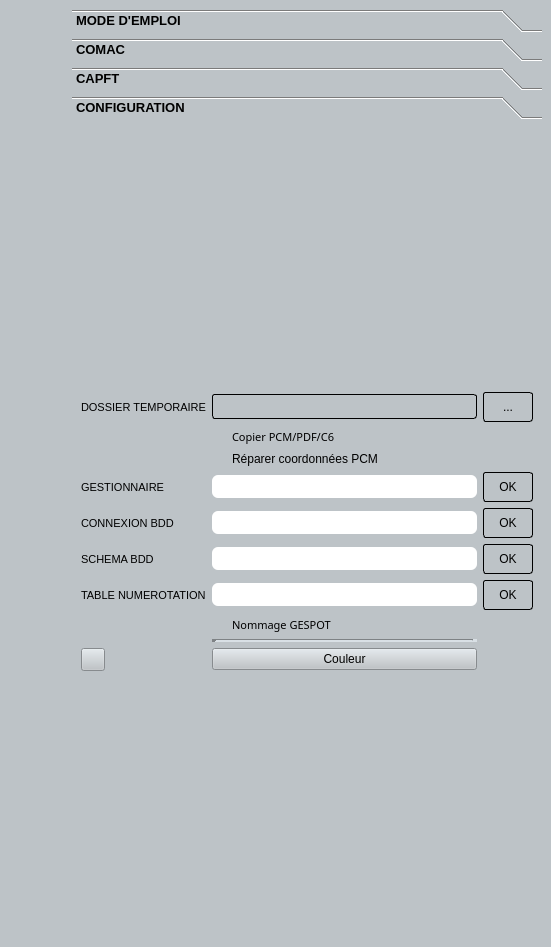
First picture: the form in control_comac_dockwidget_base.ui, repository sducournau/controle_comac, before the edit.
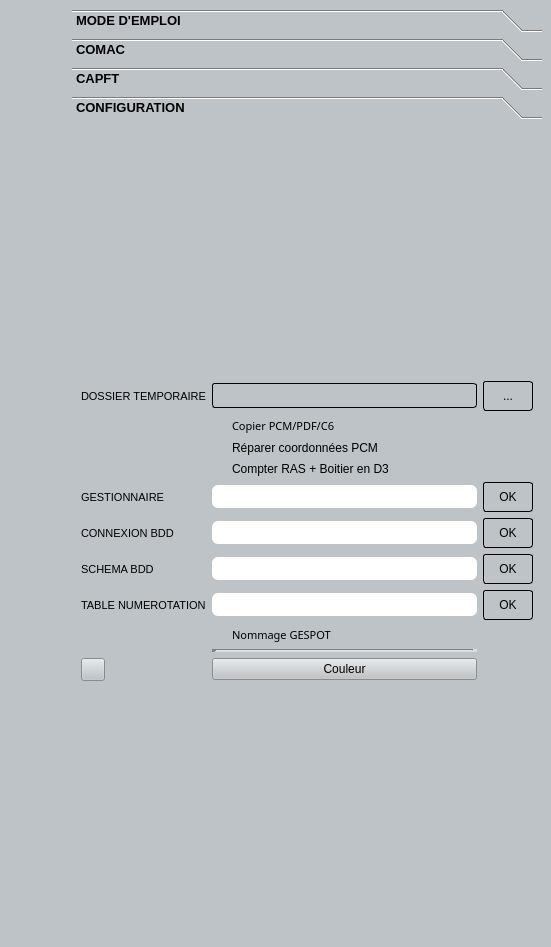
Second picture: the form after the edit. The open tabs and pages were chosen to show the change. Icons and pictures are not drawn. Custom widgets are drawn as their Qt base class.

Commit message: option d3 pour boitier fibre

The edit to the form file:
```diff
--- a/control_comac_dockwidget_base.ui
+++ b/control_comac_dockwidget_base.ui
@@ -2219,8 +2219,8 @@
         <rect>
          <x>0</x>
          <y>0</y>
-         <width>458</width>
-         <height>729</height>
+         <width>463</width>
+         <height>768</height>
         </rect>
        </property>
        <attribute name="label">
@@ -2242,115 +2242,7 @@
               <property name="sizeConstraint">
                <enum>QLayout::SetNoConstraint</enum>
               </property>
-              <item row="3" column="1">
-               <widget class="QLineEdit" name="lineEdit_config_gestionnaire">
-                <property name="font">
-                 <font>
-                  <family>Segoe UI</family>
-                  <pointsize>10</pointsize>
-                  <weight>75</weight>
-                  <bold>true</bold>
-                 </font>
-                </property>
-                <property name="styleSheet">
-                 <string notr="true">QLineEdit
-{
- background-color:white;
-color: black;
-border-radius: 6px;
-padding: 3px 3px 3px 3px;
-
-}
-QLineEdit:Active
-{
- border: 1px solid black;
-
-
-}
-QLineEdit:Inactive
-{
- border: 0px solid black;
-
-
-}
-
-QLineEdit:hover
-{
-
-border: 2px solid black;
-
-
-}
-
-
-
-</string>
-                </property>
-                <property name="text">
-                 <string/>
-                </property>
-               </widget>
-              </item>
-              <item row="6" column="2">
-               <widget class="QPushButton" name="pushButton_config_connexionbdd_tablenum">
-                <property name="minimumSize">
-                 <size>
-                  <width>0</width>
-                  <height>30</height>
-                 </size>
-                </property>
-                <property name="baseSize">
-                 <size>
-                  <width>0</width>
-                  <height>30</height>
-                 </size>
-                </property>
-                <property name="styleSheet">
-                 <string notr="true">QPushButton
-{
- background-color:#bdc3c7;
-border: 1px solid black;
-border-radius: 3px;
-padding: 3px 3px 3px 3px;
-color:black;
-
-}
-
-QPushButton:Active
-{
-
-border: 1px solid black;
-
-
-}
-QPushButton:hover
-{
-
-border: 2px solid black;
-
-}
-
-
-
-
-</string>
-                </property>
-                <property name="text">
-                 <string>OK</string>
-                </property>
-               </widget>
-              </item>
               <item row="8" column="1">
-               <widget class="Line" name="line">
-                <property name="lineWidth">
-                 <number>5</number>
-                </property>
-                <property name="orientation">
-                 <enum>Qt::Horizontal</enum>
-                </property>
-               </widget>
-              </item>
-              <item row="7" column="1">
                <widget class="QCheckBox" name="checkBox_numerotation">
                 <property name="font">
                  <font>
@@ -2368,7 +2260,7 @@
                 </property>
                </widget>
               </item>
-              <item row="4" column="0">
+              <item row="5" column="0">
                <widget class="QLabel" name="label_3">
                 <property name="font">
                  <font>
@@ -2394,6 +2286,55 @@
                 </property>
                </widget>
               </item>
+              <item row="4" column="1">
+               <widget class="QLineEdit" name="lineEdit_config_gestionnaire">
+                <property name="font">
+                 <font>
+                  <family>Segoe UI</family>
+                  <pointsize>10</pointsize>
+                  <weight>75</weight>
+                  <bold>true</bold>
+                 </font>
+                </property>
+                <property name="styleSheet">
+                 <string notr="true">QLineEdit
+{
+ background-color:white;
+color: black;
+border-radius: 6px;
+padding: 3px 3px 3px 3px;
+
+}
+QLineEdit:Active
+{
+ border: 1px solid black;
+
+
+}
+QLineEdit:Inactive
+{
+ border: 0px solid black;
+
+
+}
+
+QLineEdit:hover
+{
+
+border: 2px solid black;
+
+
+}
+
+
+
+</string>
+                </property>
+                <property name="text">
+                 <string/>
+                </property>
+               </widget>
+              </item>
               <item row="0" column="2">
                <widget class="QPushButton" name="pushButton_export_dir">
                 <property name="minimumSize">
@@ -2445,70 +2386,8 @@
                 </property>
                </widget>
               </item>
-              <item row="4" column="1">
-               <widget class="QLineEdit" name="lineEdit_config_connexionbdd">
-                <property name="font">
-                 <font>
-                  <family>Segoe UI</family>
-                  <pointsize>10</pointsize>
-                  <weight>75</weight>
-                  <bold>true</bold>
-                 </font>
-                </property>
-                <property name="styleSheet">
-                 <string notr="true">QLineEdit
-{
- background-color:white;
-color: black;
-border-radius: 6px;
-padding: 3px 3px 3px 3px;
-
-}
-QLineEdit:Active
-{
- border: 1px solid black;
-
-
-}
-QLineEdit:Inactive
-{
- border: 0px solid black;
-
-
-}
-
-QLineEdit:hover
-{
-
-border: 2px solid black;
-
-
-}
-
-
-
-</string>
-                </property>
-                <property name="text">
-                 <string/>
-                </property>
-               </widget>
-              </item>
-              <item row="5" column="0">
-               <widget class="QLabel" name="label_4">
-                <property name="font">
-                 <font>
-                  <family>Segoe UI</family>
-                  <pointsize>8</pointsize>
-                 </font>
-                </property>
-                <property name="text">
-                 <string>SCHEMA BDD</string>
-                </property>
-               </widget>
-              </item>
-              <item row="5" column="2">
-               <widget class="QPushButton" name="pushButton_config_connexionbdd_schema">
+              <item row="7" column="2">
+               <widget class="QPushButton" name="pushButton_config_connexionbdd_tablenum">
                 <property name="minimumSize">
                  <size>
                   <width>0</width>
@@ -2556,118 +2435,17 @@
                 </property>
                </widget>
               </item>
-              <item row="4" column="2">
-               <widget class="QPushButton" name="pushButton_config_connexionbdd">
-                <property name="minimumSize">
-                 <size>
-                  <width>0</width>
-                  <height>30</height>
-                 </size>
+              <item row="9" column="1">
+               <widget class="Line" name="line">
+                <property name="lineWidth">
+                 <number>5</number>
                 </property>
-                <property name="baseSize">
-                 <size>
-                  <width>0</width>
-                  <height>30</height>
-                 </size>
+                <property name="orientation">
+                 <enum>Qt::Horizontal</enum>
                 </property>
-                <property name="styleSheet">
-                 <string notr="true">QPushButton
-{
- background-color:#bdc3c7;
-border: 1px solid black;
-border-radius: 3px;
-padding: 3px 3px 3px 3px;
-color:black;
-
-}
-
-QPushButton:Active
-{
-
-border: 1px solid black;
-
-
-}
-QPushButton:hover
-{
-
-border: 2px solid black;
-
-}
-
-
-
-
-</string>
-                </property>
-                <property name="text">
-                 <string>OK</string>
-                </property>
                </widget>
               </item>
-              <item row="6" column="0">
-               <widget class="QLabel" name="label_5">
-                <property name="font">
-                 <font>
-                  <family>Segoe UI</family>
-                  <pointsize>8</pointsize>
-                 </font>
-                </property>
-                <property name="text">
-                 <string>TABLE NUMEROTATION</string>
-                </property>
-               </widget>
-              </item>
-              <item row="3" column="2">
-               <widget class="QPushButton" name="pushButton_config_gestionnaire">
-                <property name="minimumSize">
-                 <size>
-                  <width>0</width>
-                  <height>30</height>
-                 </size>
-                </property>
-                <property name="baseSize">
-                 <size>
-                  <width>0</width>
-                  <height>30</height>
-                 </size>
-                </property>
-                <property name="styleSheet">
-                 <string notr="true">QPushButton
-{
- background-color:#bdc3c7;
-border: 1px solid black;
-border-radius: 3px;
-padding: 3px 3px 3px 3px;
-color:black;
-
-}
-
-QPushButton:Active
-{
-
-border: 1px solid black;
-
-
-}
-QPushButton:hover
-{
-
-border: 2px solid black;
-
-}
-
-
-
-
-</string>
-                </property>
-                <property name="text">
-                 <string>OK</string>
-                </property>
-               </widget>
-              </item>
-              <item row="9" column="0">
+              <item row="10" column="0">
                <widget class="QgsColorButton" name="mColorButton">
                 <property name="color">
                  <color>
@@ -2684,7 +2462,216 @@
                 </property>
                </widget>
               </item>
-              <item row="9" column="1">
+              <item row="6" column="1">
+               <widget class="QLineEdit" name="lineEdit_config_connexionbdd_schema">
+                <property name="font">
+                 <font>
+                  <family>Segoe UI</family>
+                  <pointsize>10</pointsize>
+                  <weight>75</weight>
+                  <bold>true</bold>
+                 </font>
+                </property>
+                <property name="styleSheet">
+                 <string notr="true">QLineEdit
+{
+ background-color:white;
+color: black;
+border-radius: 6px;
+padding: 3px 3px 3px 3px;
+
+}
+QLineEdit:Active
+{
+ border: 1px solid black;
+
+
+}
+QLineEdit:Inactive
+{
+ border: 0px solid black;
+
+
+}
+
+QLineEdit:hover
+{
+
+border: 2px solid black;
+
+
+}
+
+
+
+</string>
+                </property>
+                <property name="text">
+                 <string/>
+                </property>
+               </widget>
+              </item>
+              <item row="5" column="2">
+               <widget class="QPushButton" name="pushButton_config_connexionbdd">
+                <property name="minimumSize">
+                 <size>
+                  <width>0</width>
+                  <height>30</height>
+                 </size>
+                </property>
+                <property name="baseSize">
+                 <size>
+                  <width>0</width>
+                  <height>30</height>
+                 </size>
+                </property>
+                <property name="styleSheet">
+                 <string notr="true">QPushButton
+{
+ background-color:#bdc3c7;
+border: 1px solid black;
+border-radius: 3px;
+padding: 3px 3px 3px 3px;
+color:black;
+
+}
+
+QPushButton:Active
+{
+
+border: 1px solid black;
+
+
+}
+QPushButton:hover
+{
+
+border: 2px solid black;
+
+}
+
+
+
+
+</string>
+                </property>
+                <property name="text">
+                 <string>OK</string>
+                </property>
+               </widget>
+              </item>
+              <item row="4" column="2">
+               <widget class="QPushButton" name="pushButton_config_gestionnaire">
+                <property name="minimumSize">
+                 <size>
+                  <width>0</width>
+                  <height>30</height>
+                 </size>
+                </property>
+                <property name="baseSize">
+                 <size>
+                  <width>0</width>
+                  <height>30</height>
+                 </size>
+                </property>
+                <property name="styleSheet">
+                 <string notr="true">QPushButton
+{
+ background-color:#bdc3c7;
+border: 1px solid black;
+border-radius: 3px;
+padding: 3px 3px 3px 3px;
+color:black;
+
+}
+
+QPushButton:Active
+{
+
+border: 1px solid black;
+
+
+}
+QPushButton:hover
+{
+
+border: 2px solid black;
+
+}
+
+
+
+
+</string>
+                </property>
+                <property name="text">
+                 <string>OK</string>
+                </property>
+               </widget>
+              </item>
+              <item row="6" column="2">
+               <widget class="QPushButton" name="pushButton_config_connexionbdd_schema">
+                <property name="minimumSize">
+                 <size>
+                  <width>0</width>
+                  <height>30</height>
+                 </size>
+                </property>
+                <property name="baseSize">
+                 <size>
+                  <width>0</width>
+                  <height>30</height>
+                 </size>
+                </property>
+                <property name="styleSheet">
+                 <string notr="true">QPushButton
+{
+ background-color:#bdc3c7;
+border: 1px solid black;
+border-radius: 3px;
+padding: 3px 3px 3px 3px;
+color:black;
+
+}
+
+QPushButton:Active
+{
+
+border: 1px solid black;
+
+
+}
+QPushButton:hover
+{
+
+border: 2px solid black;
+
+}
+
+
+
+
+</string>
+                </property>
+                <property name="text">
+                 <string>OK</string>
+                </property>
+               </widget>
+              </item>
+              <item row="6" column="0">
+               <widget class="QLabel" name="label_4">
+                <property name="font">
+                 <font>
+                  <family>Segoe UI</family>
+                  <pointsize>8</pointsize>
+                 </font>
+                </property>
+                <property name="text">
+                 <string>SCHEMA BDD</string>
+                </property>
+               </widget>
+              </item>
+              <item row="10" column="1">
                <widget class="QPushButton" name="pushButton_color">
                 <property name="text">
                  <string>Couleur</string>
@@ -2692,7 +2679,7 @@
                </widget>
               </item>
               <item row="5" column="1">
-               <widget class="QLineEdit" name="lineEdit_config_connexionbdd_schema">
+               <widget class="QLineEdit" name="lineEdit_config_connexionbdd">
                 <property name="font">
                  <font>
                   <family>Segoe UI</family>
@@ -2740,8 +2727,8 @@
                 </property>
                </widget>
               </item>
-              <item row="3" column="0">
-               <widget class="QLabel" name="label_2">
+              <item row="7" column="0">
+               <widget class="QLabel" name="label_5">
                 <property name="font">
                  <font>
                   <family>Segoe UI</family>
@@ -2749,7 +2736,7 @@
                  </font>
                 </property>
                 <property name="text">
-                 <string>GESTIONNAIRE</string>
+                 <string>TABLE NUMEROTATION</string>
                 </property>
                </widget>
               </item>
@@ -2803,6 +2790,68 @@
                 </property>
                </widget>
               </item>
+              <item row="7" column="1">
+               <widget class="QLineEdit" name="lineEdit_config_connexionbdd_tablenum">
+                <property name="font">
+                 <font>
+                  <family>Segoe UI</family>
+                  <pointsize>10</pointsize>
+                  <weight>75</weight>
+                  <bold>true</bold>
+                 </font>
+                </property>
+                <property name="styleSheet">
+                 <string notr="true">QLineEdit
+{
+ background-color:white;
+color: black;
+border-radius: 6px;
+padding: 3px 3px 3px 3px;
+
+}
+QLineEdit:Active
+{
+ border: 1px solid black;
+
+
+}
+QLineEdit:Inactive
+{
+ border: 0px solid black;
+
+
+}
+
+QLineEdit:hover
+{
+
+border: 2px solid black;
+
+
+}
+
+
+
+</string>
+                </property>
+                <property name="text">
+                 <string/>
+                </property>
+               </widget>
+              </item>
+              <item row="4" column="0">
+               <widget class="QLabel" name="label_2">
+                <property name="font">
+                 <font>
+                  <family>Segoe UI</family>
+                  <pointsize>8</pointsize>
+                 </font>
+                </property>
+                <property name="text">
+                 <string>GESTIONNAIRE</string>
+                </property>
+               </widget>
+              </item>
               <item row="1" column="1">
                <widget class="QCheckBox" name="checkBox_pcm">
                 <property name="font">
@@ -2821,55 +2870,6 @@
                 </property>
                </widget>
               </item>
-              <item row="6" column="1">
-               <widget class="QLineEdit" name="lineEdit_config_connexionbdd_tablenum">
-                <property name="font">
-                 <font>
-                  <family>Segoe UI</family>
-                  <pointsize>10</pointsize>
-                  <weight>75</weight>
-                  <bold>true</bold>
-                 </font>
-                </property>
-                <property name="styleSheet">
-                 <string notr="true">QLineEdit
-{
- background-color:white;
-color: black;
-border-radius: 6px;
-padding: 3px 3px 3px 3px;
-
-}
-QLineEdit:Active
-{
- border: 1px solid black;
-
-
-}
-QLineEdit:Inactive
-{
- border: 0px solid black;
-
-
-}
-
-QLineEdit:hover
-{
-
-border: 2px solid black;
-
-
-}
-
-
-
-</string>
-                </property>
-                <property name="text">
-                 <string/>
-                </property>
-               </widget>
-              </item>
               <item row="2" column="1">
                <widget class="QCheckBox" name="checkBox_repare_pcm">
                 <property name="text">
@@ -2877,6 +2877,13 @@
                 </property>
                </widget>
               </item>
+              <item row="3" column="1">
+               <widget class="QCheckBox" name="checkBox_option_boitier">
+                <property name="text">
+                 <string>Compter RAS + Boitier en D3</string>
+                </property>
+               </widget>
+              </item>
              </layout>
             </item>
            </layout>
```
Left out of the diff: 20 changed lines with no effect on the pictures. The commit also changes 15 other files.
